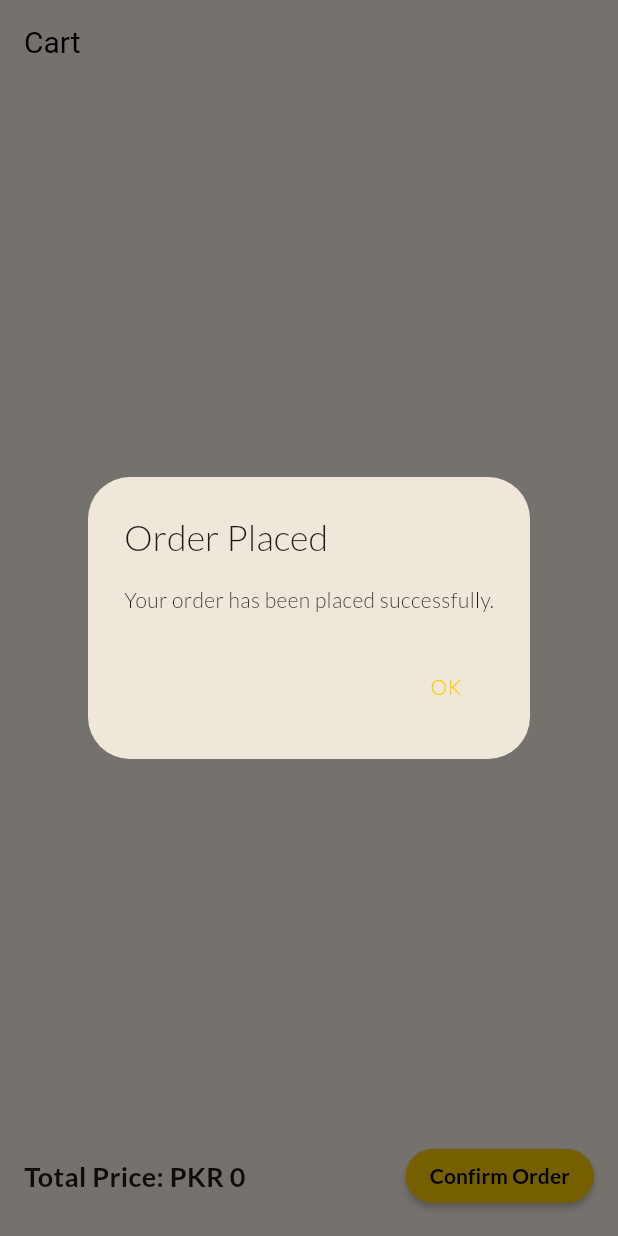
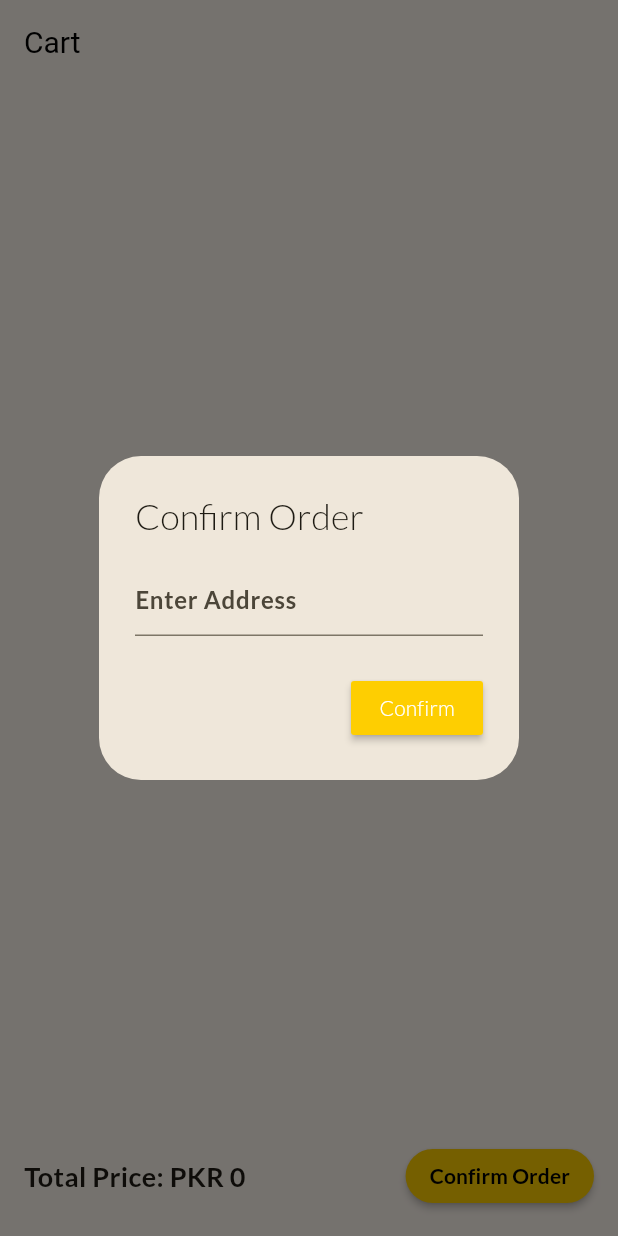
Before and after one commit to tanzeel328/shoe_app, a Flutter app: the CartPage screen opened directly, after a tap on "Confirm Order", on a phone screen of 412 x 824 dp. Run offline on Flutter 3.47's test engine with Material 3 defaults, Android fonts, the phone set to English and light mode, and no system bars; our stand-ins replace cloud_firestore, firebase_auth, firebase_core; accounts and stored records are empty.

Commit message:
order submitting to firebase with address & done

```diff
--- /dev/null
+++ b/lib/models/orderz.dart
@@ -0,0 +1,47 @@
+import 'package:cloud_firestore/cloud_firestore.dart';
+import 'package:flutter/material.dart';
+
+class Orderz {
+  String address;
+  Timestamp orderTime;
+  List<Map<String, Object>> productz;
+  int total;
+
+  Orderz({
+    required this.address,
+    required this.orderTime,
+    required this.productz,
+    required this.total,
+  });
+
+  Map<String, Object?> toJson() {
+    return {
+      'address': address,
+      'orderTime': orderTime,
+      'products': productz,
+      'total': total
+    };
+  }
+
+  Orderz.fromJson(Map<String, Object?> json)
+      : this(
+          address: json['address']! as String,
+          orderTime: json['orderTime']! as Timestamp,
+          productz: json['products']! as List<Map<String, Object>>,
+          total: json['total']! as int,
+        );
+
+  Orderz copyWith({
+    String? address,
+    Timestamp? orderTime,
+    List<Map<String, Object>>? productz,
+    int? total,
+  }) {
+    return Orderz(
+      address: address ?? this.address,
+      orderTime: orderTime ?? this.orderTime,
+      productz: productz ?? this.productz,
+      total: total ?? this.total,
+    );
+  }
+}
--- a/lib/pages/cart_page.dart
+++ b/lib/pages/cart_page.dart
@@ -1,10 +1,22 @@
+import 'package:cloud_firestore/cloud_firestore.dart';
 import 'package:flutter/material.dart';
 import 'package:provider/provider.dart';
+import 'package:shoe_app/models/orderz.dart';
 import 'package:shoe_app/providers/cart_provider.dart';
+import 'package:shoe_app/services/database_service.dart';
 
-class CartPage extends StatelessWidget {
-  const CartPage({super.key});
+class CartPage extends StatefulWidget {
+  const CartPage({
+    super.key,
+  });
 
+  @override
+  State<CartPage> createState() => _CartPageState();
+}
+
+class _CartPageState extends State<CartPage> {
+  final DatabaseService _databaseService = DatabaseService();
+  final TextEditingController addressController = TextEditingController();
   @override
   Widget build(BuildContext context) {
     final cart = context.watch<CartProvider>().cart;
@@ -120,19 +132,41 @@ class CartPage extends StatelessWidget {
                     borderRadius: BorderRadius.circular(50),
                   ),
                   onPressed: () {
+                    print(cart);
                     showDialog(
                       context: context,
                       builder: (BuildContext context) {
                         return AlertDialog(
-                          title: const Text('Order Placed'),
-                          content: const Text(
-                              'Your order has been placed successfully.'),
+                          title: const Text('Confirm Order'),
+                          content: TextField(
+                            controller: addressController,
+                            decoration: const InputDecoration(
+                                hintText: 'Enter Address'),
+                          ),
                           actions: <Widget>[
-                            TextButton(
+                            MaterialButton(
                               onPressed: () {
-                                Navigator.of(context).pop(); // Close the dialog
+                                Orderz order = Orderz(
+                                  address: addressController.text,
+                                  orderTime: Timestamp.now(),
+                                  productz: cart.map((item) {
+                                    return {
+                                      'title': item['title'] as Object,
+                                      'price': item['price'] as Object,
+                                      'size': item['size'] as Object,
+                                    };
+                                  }).toList(),
+                                  total: calculateTotalPrice(),
+                                );
+                                _databaseService.addOrder(order);
+
+                                // print(cartz);
+                                Navigator.of(context).pop();
+                                addressController.clear();
                               },
-                              child: const Text('OK'),
+                              color: Theme.of(context).colorScheme.primary,
+                              textColor: Colors.white,
+                              child: const Text('Confirm'),
                             ),
                           ],
                         );
--- a/lib/pages/product_details_page.dart
+++ b/lib/pages/product_details_page.dart
@@ -4,7 +4,8 @@ import 'package:shoe_app/providers/cart_provider.dart';
 
 class ProductDetailsPage extends StatefulWidget {
   final Map<String, Object> product;
-  const ProductDetailsPage({
+  int selectedSize = 0;
+  ProductDetailsPage({
     super.key,
     required this.product,
   });
@@ -14,7 +15,7 @@ class ProductDetailsPage extends StatefulWidget {
 }
 
 class _ProductDetailsPageState extends State<ProductDetailsPage> {
-  int selectedSize = 0;
+  var selectedSize = 0;
 
   void onTap() {
     if (selectedSize != 0) {
--- a/lib/providers/cart_provider.dart
+++ b/lib/providers/cart_provider.dart
@@ -1,14 +1,14 @@
 import 'package:flutter/material.dart';
 
 class CartProvider extends ChangeNotifier {
-  final List<Map<String, dynamic>> cart = [];
+  final List<Map<String, Object?>> cart = [];
 
-  void addProduct(Map<String, dynamic> product) {
+  void addProduct(Map<String, Object?> product) {
     cart.add(product);
     notifyListeners();
   }
 
-  void removeProduct(Map<String, dynamic> product) {
+  void removeProduct(Map<String, Object?> product) {
     cart.remove(product);
     notifyListeners();
   }
--- /dev/null
+++ b/lib/services/database_service.dart
@@ -0,0 +1,27 @@
+import 'package:cloud_firestore/cloud_firestore.dart';
+import 'package:shoe_app/models/orderz.dart';
+
+const String ORDER_Collection_REF = 'order';
+
+class DatabaseService {
+  final _firestore = FirebaseFirestore.instance;
+
+  late final CollectionReference _orderRef;
+
+  DatabaseService() {
+    _orderRef =
+        _firestore.collection(ORDER_Collection_REF).withConverter<Orderz>(
+            fromFirestore: (snapshots, _) => Orderz.fromJson(
+                  snapshots.data()!,
+                ),
+            toFirestore: (order, _) => order.toJson());
+  }
+
+  void addOrder(Orderz order) async {
+    _orderRef.add(order);
+  }
+
+  void updateOrder(String orderid, Orderz order) {
+    _orderRef.doc(orderid).update(order.toJson());
+  }
+}
--- a/pubspec.yaml
+++ b/pubspec.yaml
@@ -41,6 +41,9 @@ dependencies:
   firebase_auth: ^4.10.1
   sign_in_button: ^3.2.0
   firebase_analytics: ^10.10.2
+  cloud_firestore: ^4.17.4
+  intl: ^0.19.0
+
 
 dev_dependencies:
   flutter_test:
```
Also changed, not shown: pubspec.lock, 3 other files.
